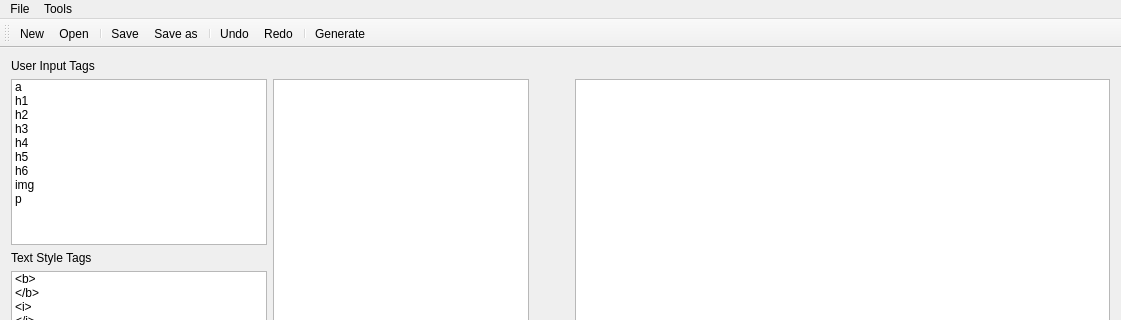
Above: mainwindow.ui from r3sPawN/HTMLGen before the change; both pictures show x 0 to 1121 and y 0 to 320 of the 1121 by 470 pixel window. Below: the same form after it.
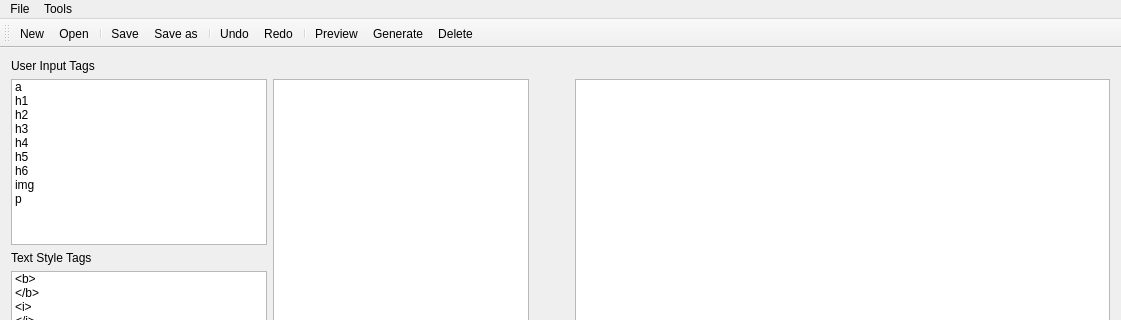
That is the form after the change. Icons and pictures are not drawn.

Commit message: Almost there

```diff
--- a/mainwindow.ui
+++ b/mainwindow.ui
@@ -274,7 +274,9 @@
    <addaction name="actionUndo"/>
    <addaction name="actionRedo"/>
    <addaction name="separator"/>
+   <addaction name="actionPreview"/>
    <addaction name="actionGenerate"/>
+   <addaction name="actionDelete"/>
   </widget>
   <widget class="QStatusBar" name="statusBar"/>
   <action name="actionNew">
@@ -362,6 +364,11 @@
     <string>Exit</string>
    </property>
   </action>
+  <action name="actionDelete">
+   <property name="text">
+    <string>Delete</string>
+   </property>
+  </action>
  </widget>
  <layoutdefault spacing="6" margin="11"/>
  <resources>
```
The commit also changes 2 other files.
